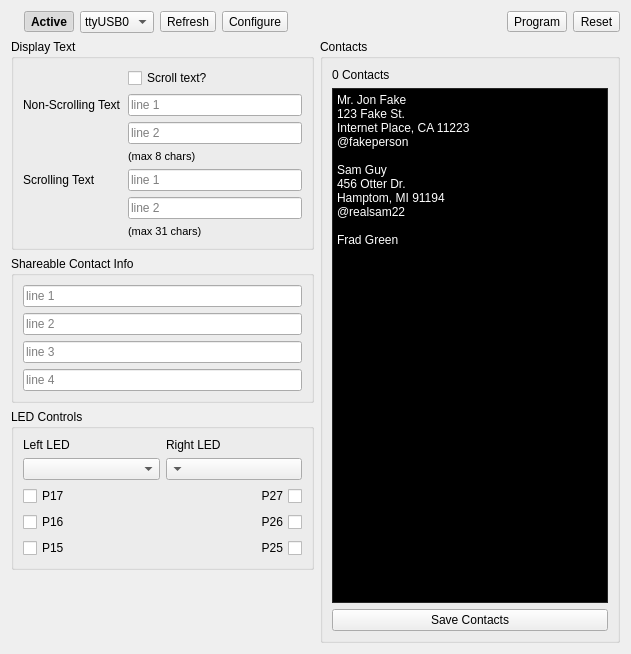
Above: src/badgehacker.ui from parallaxinc/BadgeHacker before the change. Below: the same form after it.
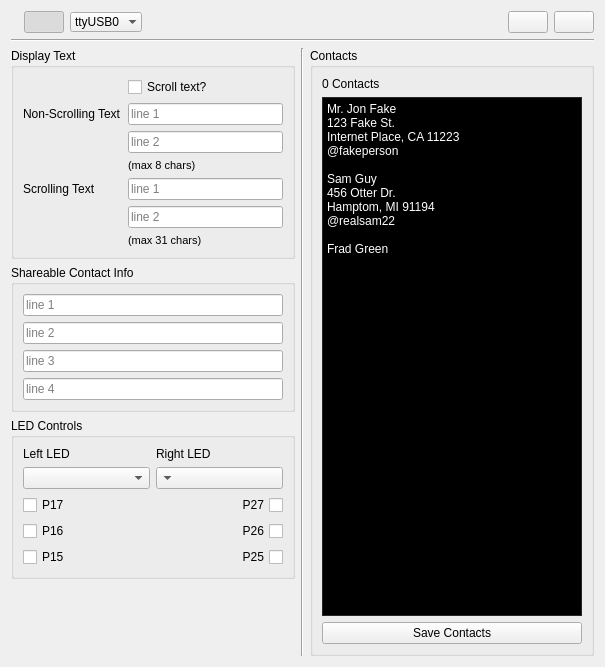
That is the form after the change. Icons and pictures are not drawn.

Commit message: Update firmware with bigger buffer, which speeds everything the hell up; greatly improve board detection logic; add refresh, power, and send icons and tweak UI; some refactoring (BADGE-4, BADGE-6, BADGE-1).

Diff of the .ui file:
```diff
--- a/src/badgehacker.ui
+++ b/src/badgehacker.ui
@@ -6,8 +6,8 @@
    <rect>
     <x>0</x>
     <y>0</y>
-    <width>631</width>
-    <height>654</height>
+    <width>605</width>
+    <height>667</height>
    </rect>
   </property>
   <property name="windowTitle">
@@ -24,15 +24,25 @@
       </widget>
      </item>
      <item>
-      <widget class="QToolButton" name="activeButton">
-       <property name="font">
-        <font>
-         <weight>75</weight>
-         <bold>true</bold>
-        </font>
+      <widget class="QPushButton" name="activeButton">
+       <property name="toolTip">
+        <string>Enable</string>
        </property>
-       <property name="text">
-        <string>Active</string>
+       <property name="statusTip">
+        <string>Enable</string>
+       </property>
+       <property name="whatsThis">
+        <string>Use this button to enable/disable changes to the badge.</string>
+       </property>
+       <property name="icon">
+        <iconset resource="../icons/icons.qrc">
+         <normaloff>:/icons/badgehacker/reset_sm.png</normaloff>:/icons/badgehacker/reset_sm.png</iconset>
+       </property>
+       <property name="iconSize">
+        <size>
+         <width>24</width>
+         <height>24</height>
+        </size>
        </property>
        <property name="checkable">
         <bool>true</bool>
@@ -40,10 +50,22 @@
        <property name="checked">
         <bool>true</bool>
        </property>
+       <property name="flat">
+        <bool>false</bool>
+       </property>
       </widget>
      </item>
      <item>
       <widget class="QComboBox" name="port">
+       <property name="toolTip">
+        <string>Port</string>
+       </property>
+       <property name="statusTip">
+        <string>Port</string>
+       </property>
+       <property name="frame">
+        <bool>false</bool>
+       </property>
        <item>
         <property name="text">
          <string>ttyUSB0</string>
@@ -51,20 +73,6 @@
        </item>
       </widget>
      </item>
-     <item>
-      <widget class="QToolButton" name="refresh">
-       <property name="text">
-        <string>Refresh</string>
-       </property>
-      </widget>
-     </item>
-     <item>
-      <widget class="QToolButton" name="configure">
-       <property name="text">
-        <string>Configure</string>
-       </property>
-      </widget>
-     </item>
      <item>
       <spacer name="horizontalSpacer">
        <property name="orientation">
@@ -79,24 +87,72 @@
       </spacer>
      </item>
      <item>
-      <widget class="QToolButton" name="program">
-       <property name="enabled">
-        <bool>true</bool>
+      <widget class="QPushButton" name="configure">
+       <property name="toolTip">
+        <string>Send</string>
+       </property>
+       <property name="statusTip">
+        <string>Send</string>
+       </property>
+       <property name="whatsThis">
+        <string>Click this button to send your changes to the badge.</string>
        </property>
        <property name="text">
-        <string>Program</string>
+        <string/>
+       </property>
+       <property name="icon">
+        <iconset resource="../icons/icons.qrc">
+         <normaloff>:/icons/badgehacker/send_sm.png</normaloff>:/icons/badgehacker/send_sm.png</iconset>
+       </property>
+       <property name="iconSize">
+        <size>
+         <width>24</width>
+         <height>24</height>
+        </size>
+       </property>
+       <property name="flat">
+        <bool>false</bool>
        </property>
       </widget>
      </item>
      <item>
-      <widget class="QToolButton" name="reset">
+      <widget class="QPushButton" name="refresh">
+       <property name="toolTip">
+        <string>Refresh</string>
+       </property>
+       <property name="statusTip">
+        <string>Refresh</string>
+       </property>
+       <property name="whatsThis">
+        <string>Click this button to retrieve your data and contact info from your badge.</string>
+       </property>
        <property name="text">
-        <string>Reset</string>
+        <string/>
+       </property>
+       <property name="icon">
+        <iconset resource="../icons/icons.qrc">
+         <normaloff>:/icons/badgehacker/refresh_sm.png</normaloff>:/icons/badgehacker/refresh_sm.png</iconset>
+       </property>
+       <property name="iconSize">
+        <size>
+         <width>24</width>
+         <height>24</height>
+        </size>
+       </property>
+       <property name="flat">
+        <bool>false</bool>
        </property>
       </widget>
      </item>
     </layout>
    </item>
+   <item>
+    <widget class="Line" name="line">
+     <property name="orientation">
+      <enum>Qt::Horizontal</enum>
+     </property>
+    </widget>
+   </item>
    <item>
     <layout class="QHBoxLayout" name="horizontalLayout_3">
      <item>
@@ -441,6 +497,13 @@
        </item>
       </layout>
      </item>
+     <item>
+      <widget class="Line" name="line_2">
+       <property name="orientation">
+        <enum>Qt::Vertical</enum>
+       </property>
+      </widget>
+     </item>
      <item>
       <widget class="QGroupBox" name="groupBox_2">
        <property name="sizePolicy">
@@ -920,6 +983,9 @@
           <property name="text">
            <string>Save Contacts</string>
           </property>
+          <property name="flat">
+           <bool>false</bool>
+          </property>
          </widget>
         </item>
        </layout>
```
Left out of the diff: 5 changed lines with no effect on the pictures. The commit also changes 18 other files.
